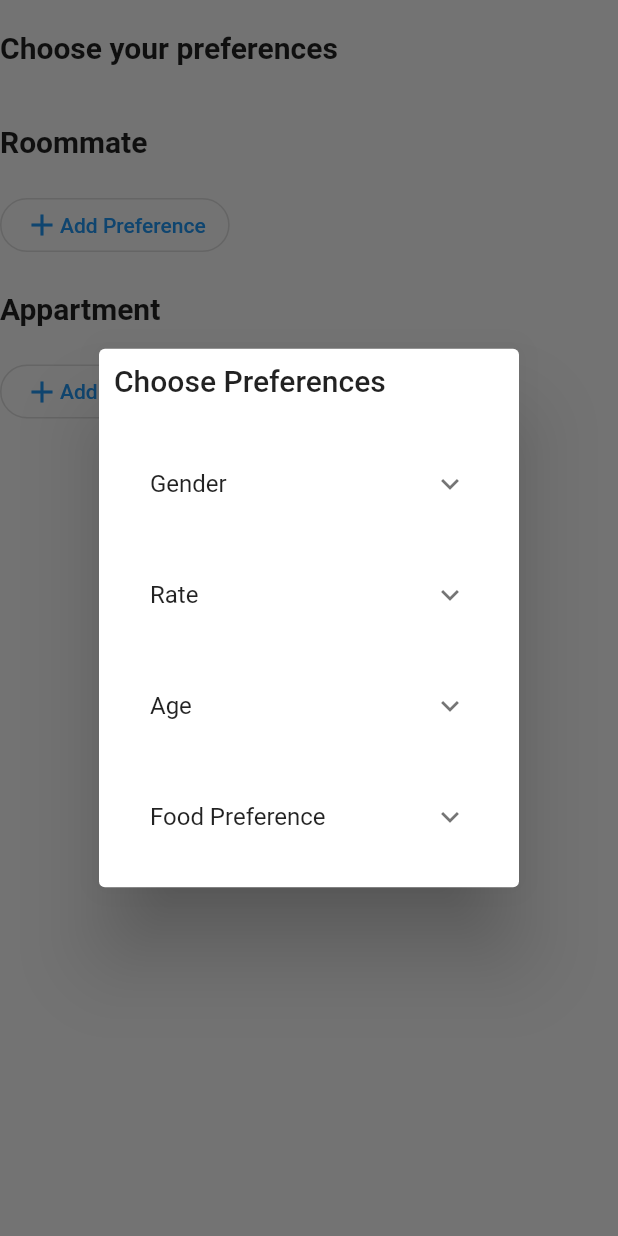
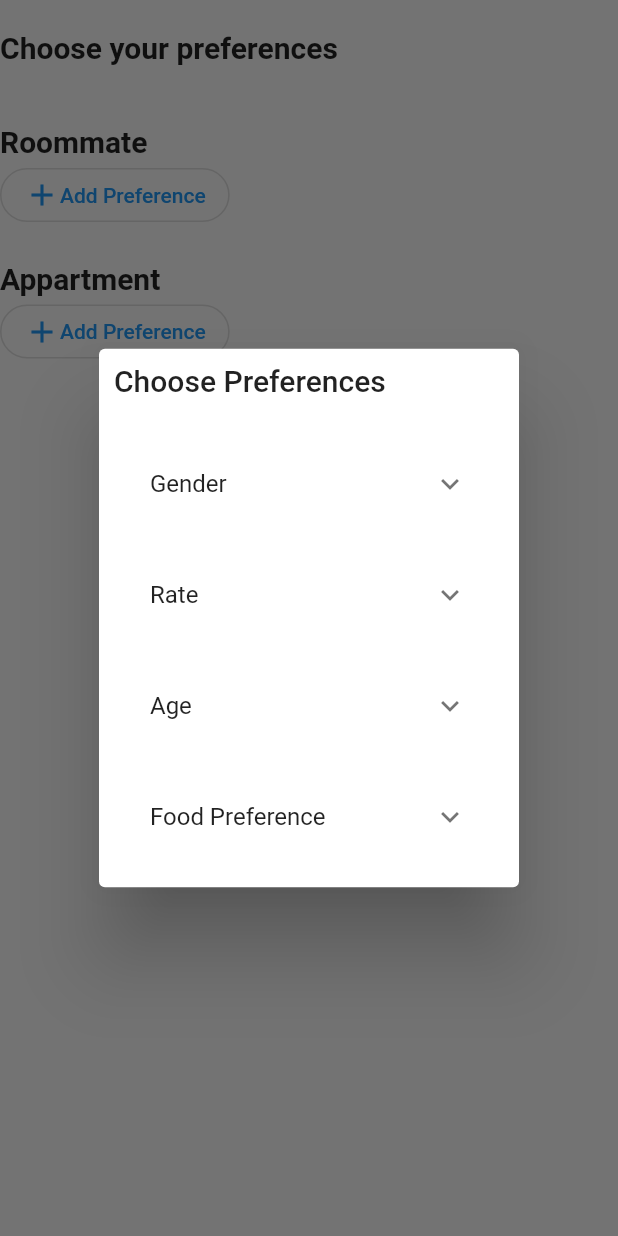
Before and after one commit to parbat680/tsec_frontend_team-07, a Flutter app: the PreferencesScreen widget shown alone on an empty page, opened directly, after a tap on "Add Preference", on a phone screen of 412 x 824 dp. Run offline on Flutter 3.47's test engine with Material 2 defaults, Android fonts, the phone set to English and light mode, and no system bars; our stand-ins replace firebase_auth, firebase_core, get, get_storage, image_picker, loader_overlay and 1 more; accounts and stored records are empty; network calls fail.

Commit message:
profile bug solved

```diff
--- /dev/null
+++ b/lib/constant.dart
@@ -0,0 +1 @@
+final String URL = 'https://book2play.el.r.appspot.com/api/v1';
--- /dev/null
+++ b/lib/controllers/profile_controller.dart
@@ -0,0 +1,4 @@
+import 'package:get/get.dart';
+import 'package:http/http.dart' as http;
+
+class ProfileController extends GetxController {}
--- a/lib/views/auth/login_screen.dart
+++ b/lib/views/auth/login_screen.dart
@@ -80,6 +80,7 @@ class _LoginScreenState extends State<LoginScreen> {
                             context.loaderOverlay.show();
                             // OtpVerification.authenticateUser(_phone.text);
                             await _authController.verifyPhone(_phone.text);
+                            await _authController.UserAuthApi(_phone.text);
                             context.loaderOverlay.hide();
                           },
                     style: ElevatedButton.styleFrom(
--- a/lib/views/home/detail_apartment.dart
+++ b/lib/views/home/detail_apartment.dart
@@ -1,6 +1,4 @@
 import 'package:flutter/material.dart';
-import 'package:flutter/src/foundation/key.dart';
-import 'package:flutter/src/widgets/framework.dart';
 
 class DetailApartmentScreen extends StatelessWidget {
   DetailApartmentScreen({Key? key}) : super(key: key);
--- a/lib/views/home/profileSetup/steps/preferances.dart
+++ b/lib/views/home/profileSetup/steps/preferances.dart
@@ -50,7 +50,7 @@ class _PreferencesScreenState extends State<PreferencesScreen> {
     'Food Preference': [],
   }.obs;
 
-  RxInt appt = 0.obs;
+  RxInt appt = 1.obs;
 
   @override
   Widget build(BuildContext context) {
@@ -79,6 +79,7 @@ class _PreferencesScreenState extends State<PreferencesScreen> {
             runSpacing: 4.0,
             children: roomMatePrefs.value.entries.map((entry) {
               log(entry.toString());
+              log(appt.value.toString());
               return Container(
                 child: Wrap(
                   spacing: 8.0,
@@ -94,12 +95,10 @@ class _PreferencesScreenState extends State<PreferencesScreen> {
             }).toList(),
           ),
         ),
-        SizedBox(
-          height: 20,
-        ),
         OutlinedButton(
-          onPressed: () {
-            showRoommateDialog(context);
+          onPressed: () async {
+            await showRoommateDialog(context);
+            setState(() {});
           },
           child: Row(
             mainAxisSize: MainAxisSize.min,
@@ -122,8 +121,7 @@ class _PreferencesScreenState extends State<PreferencesScreen> {
           () => Wrap(
             spacing: 8.0,
             runSpacing: 4.0,
-            children: roomMatePrefs.value.entries.map((entry) {
-              log(entry.toString());
+            children: appartmentPrefs.value.entries.map((entry) {
               return Container(
                 child: Wrap(
                   spacing: 8.0,
@@ -139,12 +137,10 @@ class _PreferencesScreenState extends State<PreferencesScreen> {
             }).toList(),
           ),
         ),
-        SizedBox(
-          height: 20,
-        ),
         OutlinedButton(
-          onPressed: () {
-            showApartmentDialog(context);
+          onPressed: () async {
+            await showApartmentDialog(context);
+            setState(() {});
           },
           child: Row(
             mainAxisSize: MainAxisSize.min,
@@ -154,6 +150,9 @@ class _PreferencesScreenState extends State<PreferencesScreen> {
             ],
           ),
           style: OutlinedButton.styleFrom(shape: StadiumBorder()),
+        ),
+        SizedBox(
+          height: 20,
         )
       ],
     );
--- a/lib/views/home/profileSetup/steps/user_info.dart
+++ b/lib/views/home/profileSetup/steps/user_info.dart
@@ -105,8 +105,12 @@ class _UserInfoScreenState extends State<UserInfoScreen> {
                   ? CircleAvatar(
                       backgroundImage:
                           AssetImage('assets/images/profile_default.png'),
+                      backgroundColor: Colors.white,
                     )
-                  : CircleAvatar(backgroundImage: FileImage(_image!)),
+                  : CircleAvatar(
+                      backgroundImage: FileImage(_image!),
+                      backgroundColor: Colors.white,
+                    ),
             ),
             Positioned(
               bottom: 0.0,
--- a/lib/views/home/profileSetup/userDetails.dart
+++ b/lib/views/home/profileSetup/userDetails.dart
@@ -74,7 +74,7 @@ class UserDetailsScreen extends StatelessWidget {
             steps: [
               Step(
                 title: Text(''),
-                content: PreferencesScreen(),
+                content: UserInfoScreen(),
                 isActive: _currentStep.value >= 0,
                 state: _currentStep.value > 0
                     ? StepState.complete
```
Also changed, not shown: lib/controllers/auth_controller.dart (+23 -0 lines), lib/main.dart (+4 -3 lines), lib/network/api/fetch_apartments.dart (added, +17 -0 lines), lib/models/apartment.dart (added).
